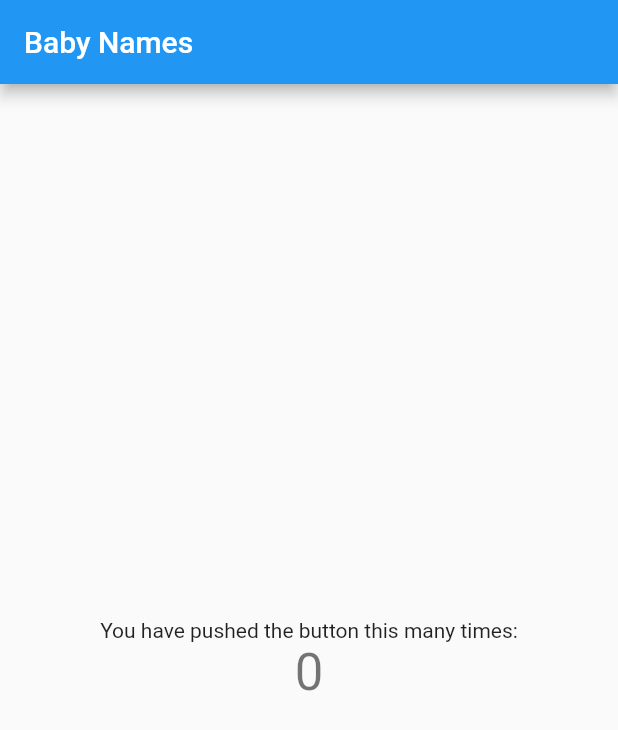
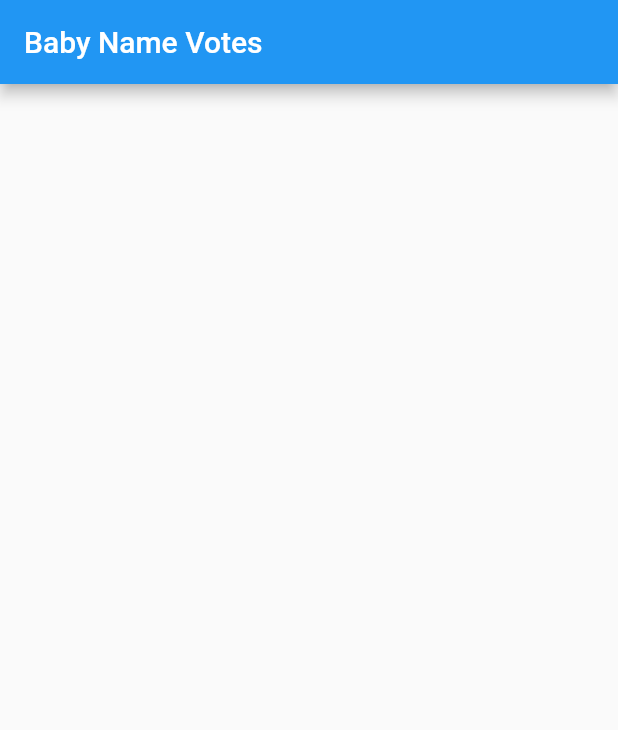
Before and after one commit to Uticodes/Baby_Names, a Flutter app: the screen it shows after launch, on a phone screen of 412 x 824 dp. Shown: the top 730 px of the screen. Run offline on Flutter 3.47's test engine with Material 2 defaults, Android fonts, the phone set to English and light mode, and no system bars; our stand-ins replace cloud_firestore; accounts and stored records are empty.

Commit message:
Implemented the update name votes

```diff
--- a/lib/main.dart
+++ b/lib/main.dart
@@ -1,58 +1,96 @@
+import 'package:cloud_firestore/cloud_firestore.dart';
 import 'package:flutter/material.dart';
-import 'package:cloud_firestore/cloud_firestore.dart';
 
 void main() => runApp(MyApp());
 
 class MyApp extends StatelessWidget {
-  // This widget is the root of your application.
   @override
   Widget build(BuildContext context) {
     return MaterialApp(
       title: 'Baby Names',
-      theme: ThemeData(
-        primarySwatch: Colors.blue,
-      ),
-      home: MyHomePage(title: 'Baby Names'),
+      home: MyHomePage(),
     );
   }
 }
 
 class MyHomePage extends StatefulWidget {
-  MyHomePage({Key key, this.title}) : super(key: key);
-
-  final String title;
-
   @override
-  _MyHomePageState createState() => _MyHomePageState();
+  _MyHomePageState createState() {
+    return _MyHomePageState();
+  }
 }
 
 class _MyHomePageState extends State<MyHomePage> {
-  int _counter = 0;
-
   @override
   Widget build(BuildContext context) {
     return Scaffold(
-      appBar: AppBar(
-        // Here we take the value from the MyHomePage object that was created by
-        // the App.build method, and use it to set our appbar title.
-        title: Text(widget.title),
+      appBar: AppBar(title: Text('Baby Name Votes')),
+      body: _buildBody(context),
+    );
+  }
+
+  Widget _buildBody(BuildContext context) {
+    return StreamBuilder<QuerySnapshot>(
+      stream: Firestore.instance.collection('baby').snapshots(),
+      builder: (context, snapshot) {
+        if (!snapshot.hasData) return LinearProgressIndicator();
+
+        return _buildList(context, snapshot.data.documents);
+      },
+    );
+  }
+
+  Widget _buildList(BuildContext context, List<DocumentSnapshot> snapshot) {
+    return ListView(
+      padding: const EdgeInsets.only(top: 20.0),
+      children: snapshot.map((data) => _buildListItem(context, data)).toList(),
+    );
+  }
+
+  Widget _buildListItem(BuildContext context, DocumentSnapshot data) {
+    final record = Record.fromSnapshot(data);
+
+    return Padding(
+      key: ValueKey(record.name),
+      padding: const EdgeInsets.symmetric(horizontal: 16.0, vertical: 8.0),
+      child: Container(
+        decoration: BoxDecoration(
+          border: Border.all(color: Colors.grey),
+          borderRadius: BorderRadius.circular(5.0),
+        ),
+        child: ListTile(
+          title: Text(record.name),
+          trailing: Text(record.votes.toString()),
+          onTap: () =>
+              record.reference.updateData({'votes': FieldValue.increment(1)}),
+          /*onTap: () => Firestore.instance.runTransaction((transaction) async {
+            final freshSnapshot = await transaction.get(record.reference);
+
+            final fresh = Record.fromSnapshot(freshSnapshot);
+
+            await transaction
+                .update(record.reference, {'votes': fresh.votes + 1});
+          }),*/
+        ),
       ),
-      body: Center(
-        // Center is a layout widget. It takes a single child and positions it
-        // in the middle of the parent.
-        child: Column(
-          mainAxisAlignment: MainAxisAlignment.center,
-          children: <Widget>[
-            Text(
-              'You have pushed the button this many times:',
-            ),
-            Text(
-              '$_counter',
-              style: Theme.of(context).textTheme.display1,
-            ),
-          ],
-        ),
-      ), // This trailing comma makes auto-formatting nicer for build methods.
     );
   }
 }
+
+class Record {
+  final String name;
+  final int votes;
+  final DocumentReference reference;
+
+  Record.fromMap(Map<String, dynamic> map, {this.reference})
+      : assert(map['name'] != null),
+        assert(map['votes'] != null),
+        name = map['name'],
+        votes = map['votes'];
+
+  Record.fromSnapshot(DocumentSnapshot snapshot)
+      : this.fromMap(snapshot.data, reference: snapshot.reference);
+
+  @override
+  String toString() => "Record<$name:$votes>";
+}
--- a/pubspec.yaml
+++ b/pubspec.yaml
@@ -19,7 +19,7 @@ environment:
 dependencies:
   flutter:
     sdk: flutter
-  cloud_firestore:
+  cloud_firestore: ^0.13.0+1
 
   # The following adds the Cupertino Icons font to your application.
   # Use with the CupertinoIcons class for iOS style icons.
```
Also changed, not shown: 3 other files.
